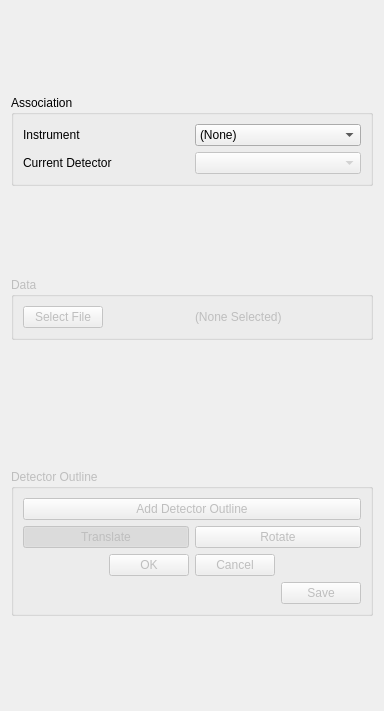
The window that hexrd/ui/resources/ui/import_data_panel.ui (HEXRD/hexrdgui) describes before a commit, drawn with Qt 5.
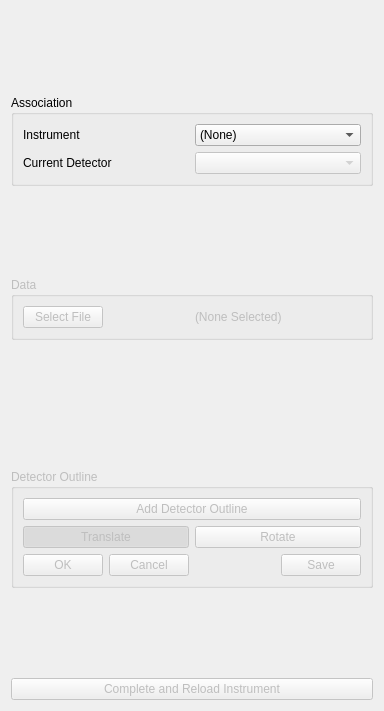
The same window after the commit.

Commit message:
Reload images when finished
Once all detectors have been cropped and accepted, selecting the 'Complete and
Reload Instrument' button will update the instrument configuration with the new
image sizes and reload the cropped images with the new config file.

Patch:
```diff
--- a/hexrd/ui/resources/ui/import_data_panel.ui
+++ b/hexrd/ui/resources/ui/import_data_panel.ui
@@ -219,6 +219,8 @@
        </layout>
       </item>
       <item>
+       <layout class="QHBoxLayout" name="horizontalLayout">
+        <item>
        <widget class="QDialogButtonBox" name="button_box">
         <property name="enabled">
          <bool>false</bool>
@@ -233,15 +235,14 @@
       </item>
       <item>
        <widget class="QDialogButtonBox" name="save">
-        <property name="enabled">
-         <bool>false</bool>
-        </property>
         <property name="standardButtons">
          <set>QDialogButtonBox::Save</set>
         </property>
        </widget>
       </item>
      </layout>
+      </item>
+     </layout>
     </widget>
    </item>
    <item>
@@ -257,6 +258,16 @@
      </property>
     </spacer>
    </item>
+   <item>
+    <widget class="QPushButton" name="complete">
+     <property name="enabled">
+      <bool>false</bool>
+     </property>
+     <property name="text">
+      <string>Complete and Reload Instrument</string>
+     </property>
+    </widget>
+   </item>
   </layout>
  </widget>
  <resources/>
```
Lines whose indentation alone changed are shown as unchanged. The commit also changes 1 other file.
